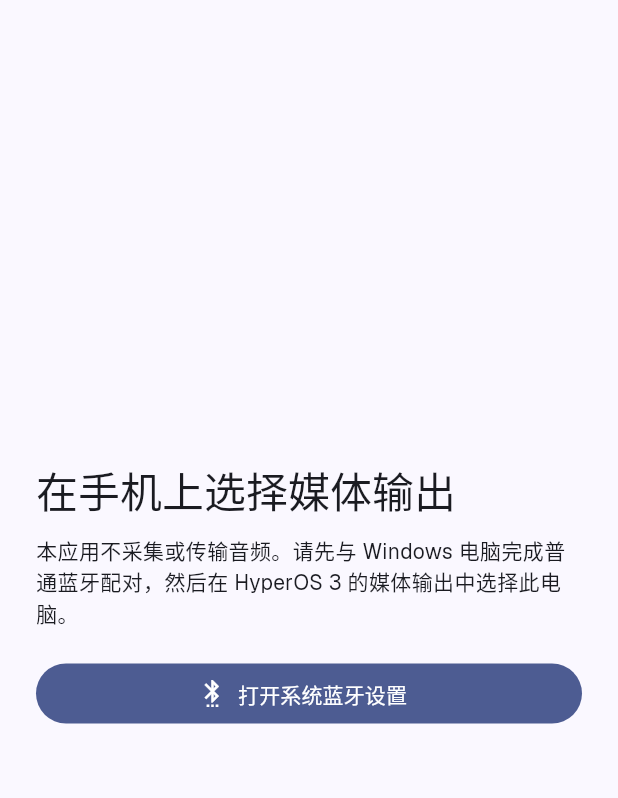
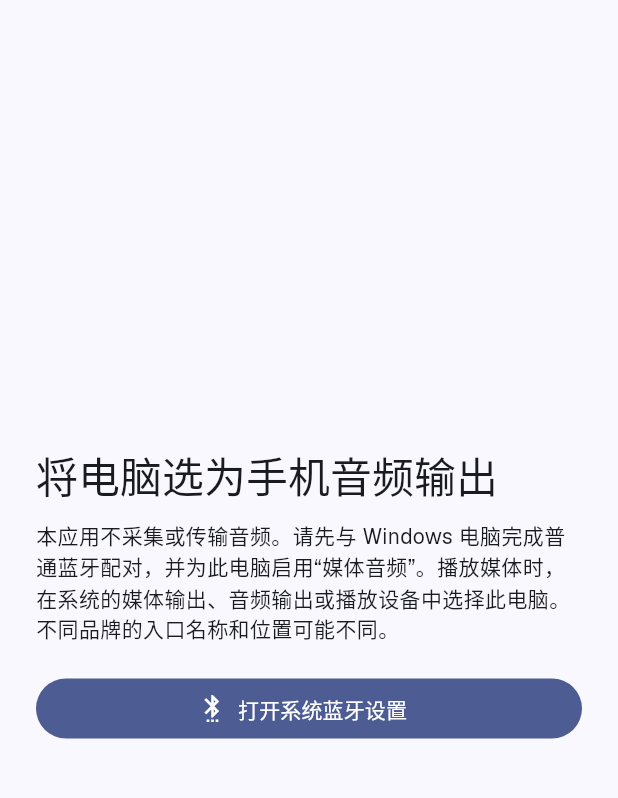
Before and after one commit to Machine-e/audioshare, a Flutter app: the screen it shows after launch, on a phone screen of 412 x 824 dp, the part 64-862 px from its top. Run offline on Flutter 3.47's test engine with Material 3 defaults, Android fonts, the phone set to English and light mode, and no system bars; project files that could hold a hidden picture were left out.

Commit message:
docs: generalize Android audio routing guidance
Amp-Thread-ID: https://ampcode.com/threads/T-019ff4fb-26d3-773b-b228-5f6dec38d891
Co-authored-by: Amp <amp@ampcode.com>

```diff
--- a/lib/main.dart
+++ b/lib/main.dart
@@ -66,7 +66,9 @@ class AudioShareController extends ChangeNotifier {
       final status = await bridge.startBluetoothSink(deviceId: id);
       if (_disposed || operation != _operation) return;
       connected = status.isConnected;
-      message = connected ? '接收已启动。请在 HyperOS 3 的媒体输出中选择此电脑。' : status.message;
+      message = connected
+          ? '接收已启动。请在手机的媒体或音频输出选择器中选择此电脑。'
+          : status.message;
       if (connected) _beginPolling();
     } catch (error) {
       if (!_disposed && operation == _operation) {
@@ -123,7 +125,7 @@ class AudioShareController extends ChangeNotifier {
         connected = false;
         message =
             '蓝牙连接已断开。请确认手机仍已配对，在 Windows 重新启动接收，'
-            '再从 HyperOS 3 媒体输出选择此电脑。';
+            '再从手机的媒体或音频输出选择器中选择此电脑。';
         _notify();
       }
     } catch (_) {
@@ -246,10 +248,10 @@ class _WindowsContent extends StatelessWidget {
             style: Theme.of(context).textTheme.headlineMedium,
           ),
           const SizedBox(height: 8),
-          const Text('从已配对的手机接收系统蓝牙音频。无需局域网、采集或额外传输。'),
+          const Text('从支持经典蓝牙 A2DP 的 Android 手机接收媒体音频。无需局域网、采集或额外传输。'),
           const SizedBox(height: 24),
           if (controller.devices.isEmpty && !controller.loading)
-            const Text('未找到可用手机。先在 Windows 添加设备完成普通蓝牙配对，再刷新。')
+            const Text('未找到可用手机。请先完成系统蓝牙配对，并确认手机已为此电脑启用“媒体音频”，再刷新。')
           else
             DropdownButtonFormField<String>(
               key: const Key('device-dropdown'),
@@ -314,7 +316,7 @@ class _WindowsContent extends StatelessWidget {
           ],
           if (controller.connected) ...[
             const SizedBox(height: 12),
-            const Text('已连接。请在手机媒体输出中选择此电脑并播放；实际声音以 Windows 为准。'),
+            const Text('已连接。请在手机的媒体输出、音频输出或播放设备中选择此电脑并播放。'),
           ],
         ],
       ),
@@ -330,11 +332,12 @@ class _AndroidContent extends StatelessWidget {
   Widget build(BuildContext context) => Column(
     crossAxisAlignment: CrossAxisAlignment.stretch,
     children: [
-      Text('在手机上选择媒体输出', style: Theme.of(context).textTheme.headlineMedium),
+      Text('将电脑选为手机音频输出', style: Theme.of(context).textTheme.headlineMedium),
       const SizedBox(height: 12),
       const Text(
         '本应用不采集或传输音频。请先与 Windows 电脑完成普通蓝牙配对，'
-        '然后在 HyperOS 3 的媒体输出中选择此电脑。',
+        '并为此电脑启用“媒体音频”。播放媒体时，在系统的媒体输出、音频输出或播放设备中选择此电脑。'
+        '不同品牌的入口名称和位置可能不同。',
       ),
       const SizedBox(height: 20),
       FilledButton.icon(
```
Also changed, not shown: 3 other files.
